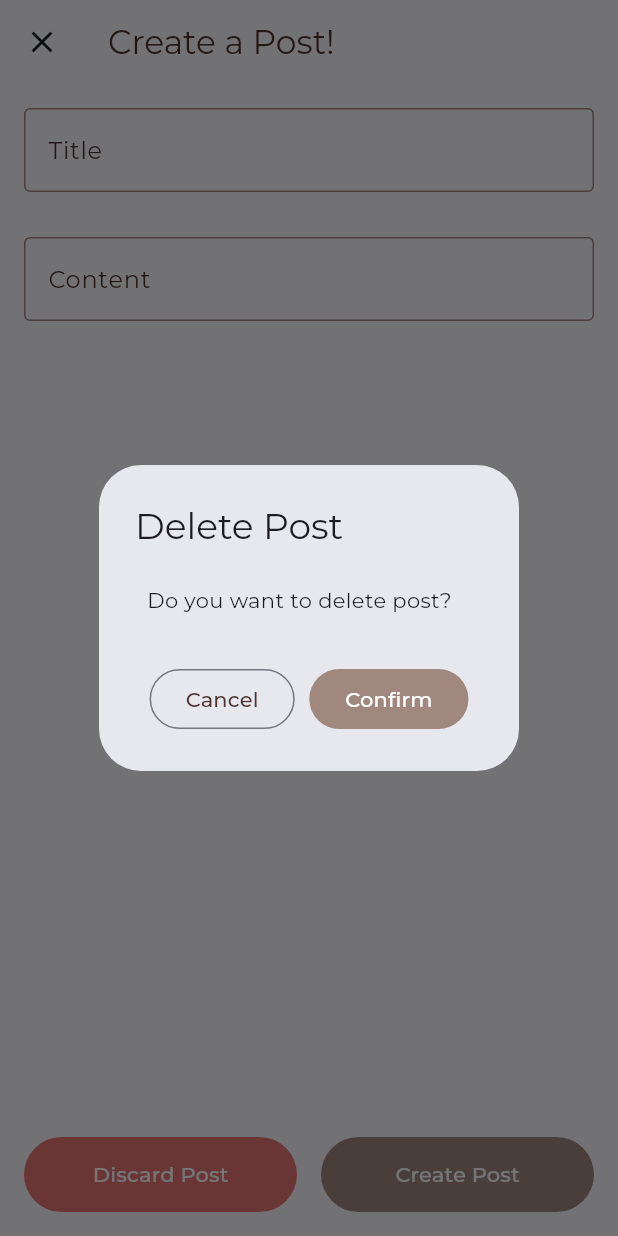
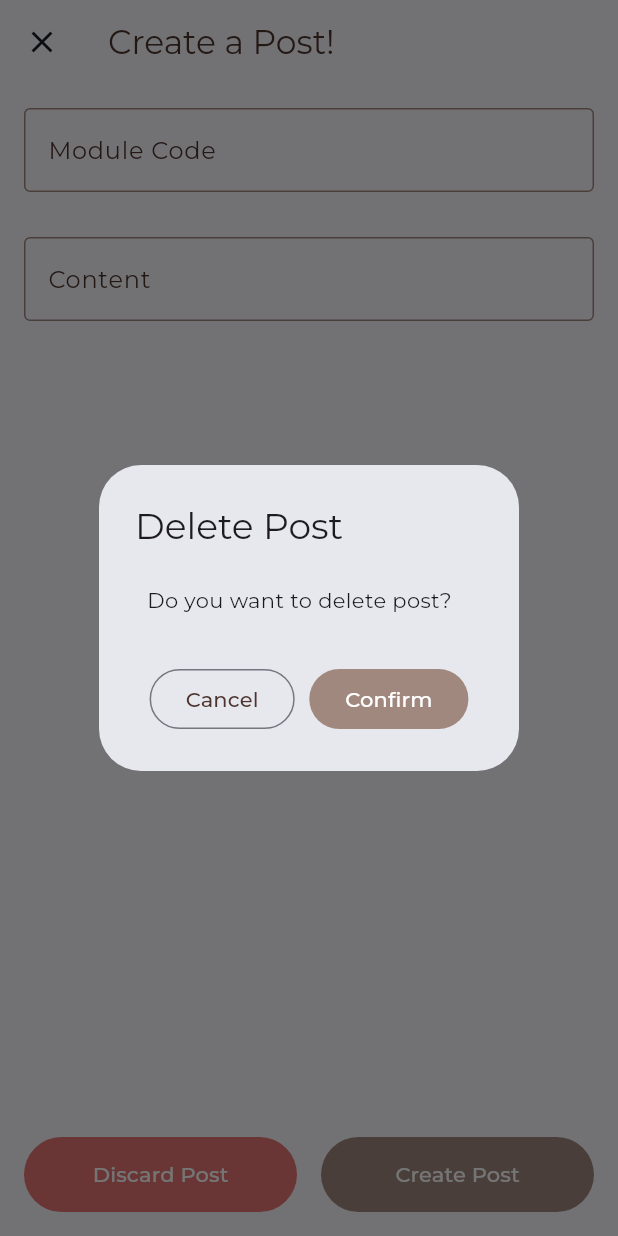
Before and after one commit to chanjunlin/brainSync, a Flutter app: the PostsPage screen opened by its route, after a tap on "Discard Post", on a phone screen of 412 x 824 dp. Run offline on Flutter 3.47's test engine with Material 3 defaults, Android fonts, the phone set to English and light mode, and no system bars; our stand-ins replace cloud_firestore, curved_navigation_bar, dash_chat_2, delightful_toast, dot_navigation_bar, firebase_auth and 8 more; missing offline and left inert: dart:ffi; accounts and stored records are empty; network calls fail.

Commit message:
changed_title

```diff
--- a/lib/pages/post.dart
+++ b/lib/pages/post.dart
@@ -8,6 +8,10 @@ import 'dart:core';
 
 import '../services/navigation_service.dart';
 import 'package:get_it/get_it.dart';
+import '../services/api_service.dart';
+import '../model/module.dart';
+import 'dart:async';
+
 
 class PostsPage extends StatefulWidget {
   @override
@@ -26,12 +30,58 @@ class _PostsPageState extends State<PostsPage> {
   late NavigationService _navigationService;
   final GetIt _getIt = GetIt.instance;
 
+  List<Module> _modules = [];
+  List<Module> _filteredModules = [];
+  Timer? _debounce;
+
   @override
   void initState() {
     super.initState();
     _alertService = _getIt.get<AlertService>();
     _navigationService = _getIt.get<NavigationService>();
     _authService = _getIt.get<AuthService>();
+    _fetchModules();
+    _titleController.addListener(() {
+      _onSearchChanged();
+    }
+    );
+  }
+
+  @override
+  void dispose() {
+    _debounce?.cancel();
+    _titleController.dispose();
+    _contentController.dispose();
+    super.dispose();
+  }
+
+  Future<void> _fetchModules() async {
+    try {
+      final modules = await ApiService.fetchModules();
+      setState(() {
+        _modules = modules;
+      });
+    }
+    catch (e) {
+      print("error");
+    }
+  }
+
+  void _onSearchChanged() {
+    if (_debounce?.isActive ?? false) _debounce!.cancel();
+    _debounce = Timer(const Duration(milliseconds: 300), () {
+      _filterModules(_titleController.text);
+    });
+  }
+
+  void _filterModules(String type) {
+    setState(() {
+      _filteredModules = _modules.where((module)=> module.code.toLowerCase().startsWith(type.toLowerCase())).take(10).toList();
+    });
+  }
+
+  bool _isValidModuleCode(String title){
+    return _modules.any((module)=> module.code == title);
   }
 
   Future<void> _createPost() async {
@@ -130,6 +180,28 @@ class _PostsPageState extends State<PostsPage> {
     );
   }
 
+  Widget _buildSuggestionList() {
+    if (_filteredModules.isEmpty || _titleController.text.isEmpty || _isValidModuleCode(_titleController.text)) {
+      return Container();
+    }
+    return Container(
+      constraints: const BoxConstraints(maxHeight: 150),
+      child: ListView.builder(
+      itemCount: _filteredModules.length,
+      itemBuilder: (context, index){
+        return ListTile(
+          title: Text(_filteredModules[index].code),
+          onTap: () {
+            setState(() {
+              _titleController.text = _filteredModules[index].code; //provide suggestions for title
+            });
+          },
+        );
+      },
+      ),
+    );
+  }
+
   @override
   Widget build(BuildContext context) {
     return Scaffold(
@@ -165,7 +237,7 @@ class _PostsPageState extends State<PostsPage> {
                 cursorColor: Colors.brown[300],
                 controller: _titleController,
                 decoration: InputDecoration(
-                  labelText: 'Title',
+                  labelText: 'Module Code',
                   labelStyle: TextStyle(
                     color: Colors.brown[800],
                   ),
@@ -182,11 +254,15 @@ class _PostsPageState extends State<PostsPage> {
                 ),
                 validator: (value) {
                   if (value == null || value.isEmpty) {
-                    return 'Please enter a title';
+                    return 'Please enter a module code';
+                  }
+                  else if (!_isValidModuleCode(value)){
+                    return 'Invalid module code';
                   }
                   return null;
                 },
               ),
+              _buildSuggestionList(),
               const SizedBox(height: 30),
               TextFormField(
                 cursorColor: Colors.brown[300],
@@ -216,7 +292,7 @@ class _PostsPageState extends State<PostsPage> {
                 },
               ),
               const SizedBox(height: 20),
-              Spacer(), // Add Spacer to push buttons to the bottom
+              const Spacer(), // Add Spacer to push buttons to the bottom
               Row(
                 mainAxisAlignment: MainAxisAlignment.spaceBetween,
                 children: [
```
Also changed, not shown: lib/pages/actual_post.dart (+23 -6 lines).
